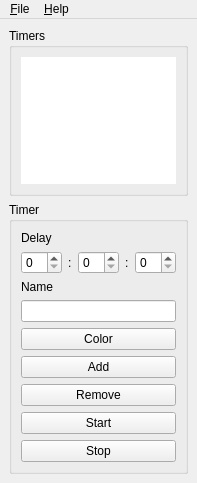
This is ui/mainwindow.ui in kervala/ktimer as Qt 5 draws it before an edit. The edited form follows.
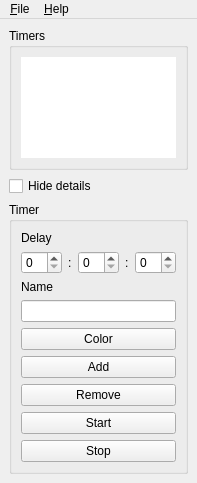
This is the edited form.

Commit message: Changed: Added a Hide details checkbox

The edit to the form file:
```diff
--- a/ui/mainwindow.ui
+++ b/ui/mainwindow.ui
@@ -35,7 +35,14 @@
      </widget>
     </item>
     <item>
-     <widget class="QGroupBox" name="simpleGroupBox">
+     <widget class="QCheckBox" name="hideDetailsCheckBox">
+      <property name="text">
+       <string>Hide details</string>
+      </property>
+     </widget>
+    </item>
+    <item>
+     <widget class="QGroupBox" name="detailsGroupBox">
       <property name="title">
        <string>Timer</string>
       </property>
```
Left out of the diff: 19 changed lines with no effect on the pictures.
